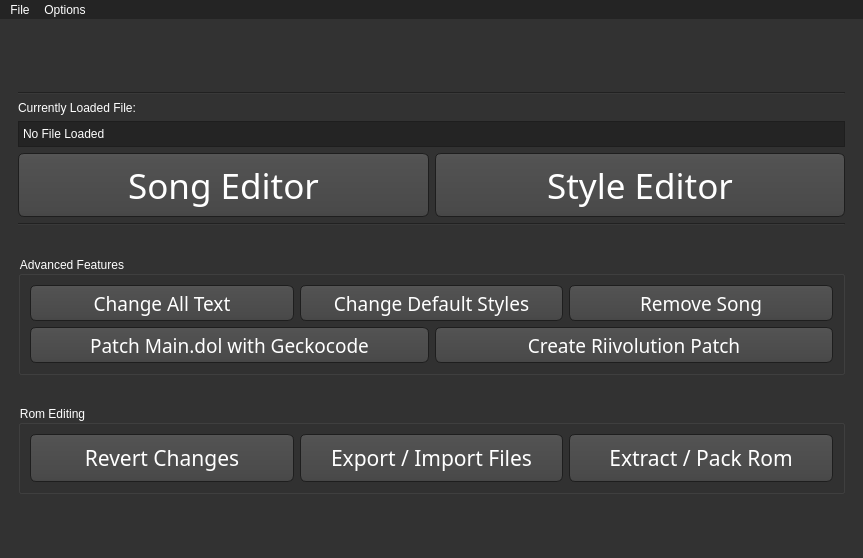
Qt form WiiMusicPlus.ui (BenjaminHalko/WiiMusicEditorPlus) before a commit.
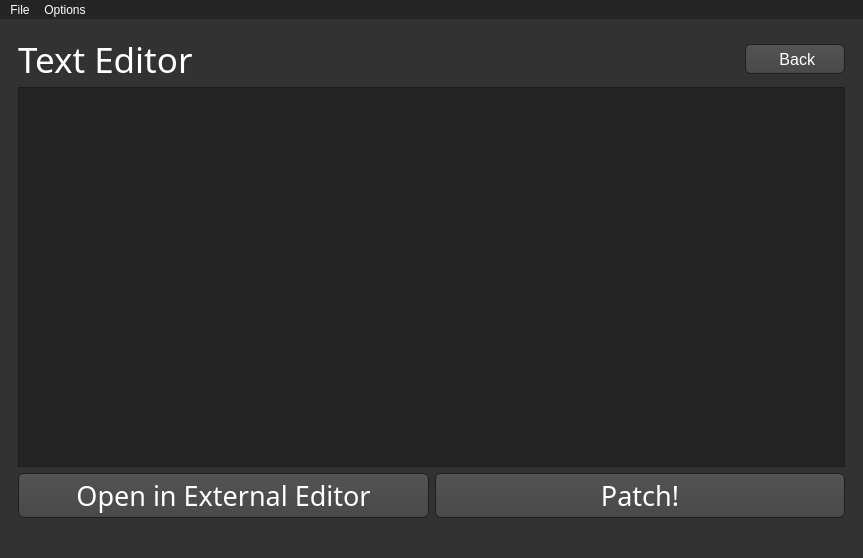
The same form after that commit. The open tabs and pages were chosen to show the change. Icons and pictures are not drawn.

Commit message: Added Riivolution Patch

Diff of the .ui file:
```diff
--- a/WiiMusicPlus.ui
+++ b/WiiMusicPlus.ui
@@ -1005,8 +1005,8 @@
        </brush>
       </colorrole>
       <colorrole role="PlaceholderText">
-       <brush brushstyle="NoBrush">
-        <color alpha="128">
+       <brush brushstyle="SolidPattern">
+        <color alpha="255">
          <red>255</red>
          <green>255</green>
          <blue>255</blue>
@@ -1070,8 +1070,8 @@
        </brush>
       </colorrole>
       <colorrole role="PlaceholderText">
-       <brush brushstyle="NoBrush">
-        <color alpha="128">
+       <brush brushstyle="SolidPattern">
+        <color alpha="255">
          <red>255</red>
          <green>255</green>
          <blue>255</blue>
@@ -1135,11 +1135,11 @@
        </brush>
       </colorrole>
       <colorrole role="PlaceholderText">
-       <brush brushstyle="NoBrush">
-        <color alpha="128">
-         <red>255</red>
-         <green>255</green>
-         <blue>255</blue>
+       <brush brushstyle="SolidPattern">
+        <color alpha="255">
+         <red>64</red>
+         <green>64</green>
+         <blue>64</blue>
         </color>
        </brush>
       </colorrole>
@@ -2544,6 +2544,96 @@
         </item>
        </layout>
       </widget>
+      <widget class="QWidget" name="TextEditor">
+       <layout class="QVBoxLayout" name="verticalLayout_12">
+        <item>
+         <layout class="QHBoxLayout" name="TE_Title">
+          <item>
+           <widget class="QLabel" name="TE_Title_Label">
+            <property name="maximumSize">
+             <size>
+              <width>16777215</width>
+              <height>44</height>
+             </size>
+            </property>
+            <property name="font">
+             <font>
+              <family>Continuum Medium</family>
+              <pointsize>26</pointsize>
+             </font>
+            </property>
+            <property name="text">
+             <string>Text Editor</string>
+            </property>
+           </widget>
+          </item>
+          <item>
+           <widget class="QPushButton" name="TE_Back_Button">
+            <property name="maximumSize">
+             <size>
+              <width>100</width>
+              <height>30</height>
+             </size>
+            </property>
+            <property name="font">
+             <font>
+              <pointsize>12</pointsize>
+             </font>
+            </property>
+            <property name="text">
+             <string> Back</string>
+            </property>
+           </widget>
+          </item>
+         </layout>
+        </item>
+        <item>
+         <widget class="QPlainTextEdit" name="TE_Text"/>
+        </item>
+        <item>
+         <layout class="QHBoxLayout" name="TE_Buttons">
+          <item>
+           <widget class="QPushButton" name="TE_OpenExternal">
+            <property name="minimumSize">
+             <size>
+              <width>0</width>
+              <height>45</height>
+             </size>
+            </property>
+            <property name="font">
+             <font>
+              <family>Continuum Medium</family>
+              <pointsize>20</pointsize>
+             </font>
+            </property>
+            <property name="text">
+             <string>Open in External Editor</string>
+            </property>
+           </widget>
+          </item>
+          <item>
+           <widget class="QPushButton" name="TE_Patch">
+            <property name="minimumSize">
+             <size>
+              <width>0</width>
+              <height>45</height>
+             </size>
+            </property>
+            <property name="font">
+             <font>
+              <family>Continuum Medium</family>
+              <pointsize>20</pointsize>
+             </font>
+            </property>
+            <property name="text">
+             <string>Patch!</string>
+            </property>
+           </widget>
+          </item>
+         </layout>
+        </item>
+       </layout>
+      </widget>
      </widget>
     </item>
    </layout>
```
Left out of the diff: 4 changed lines with no effect on the pictures. The commit also changes 10 other files.
